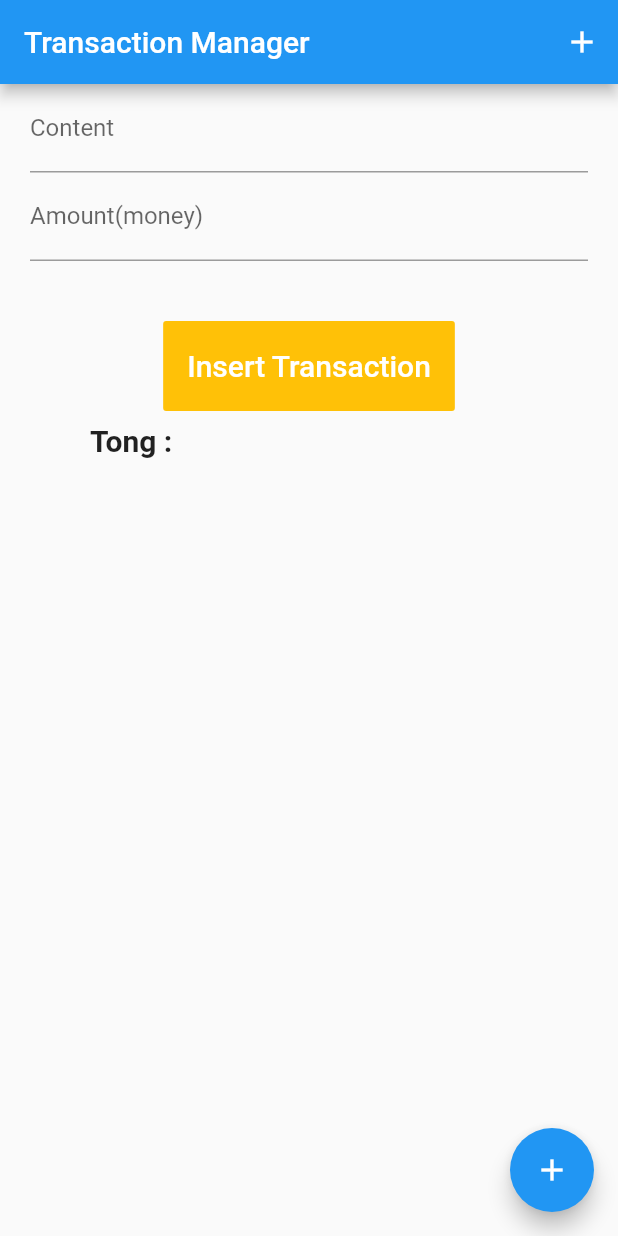
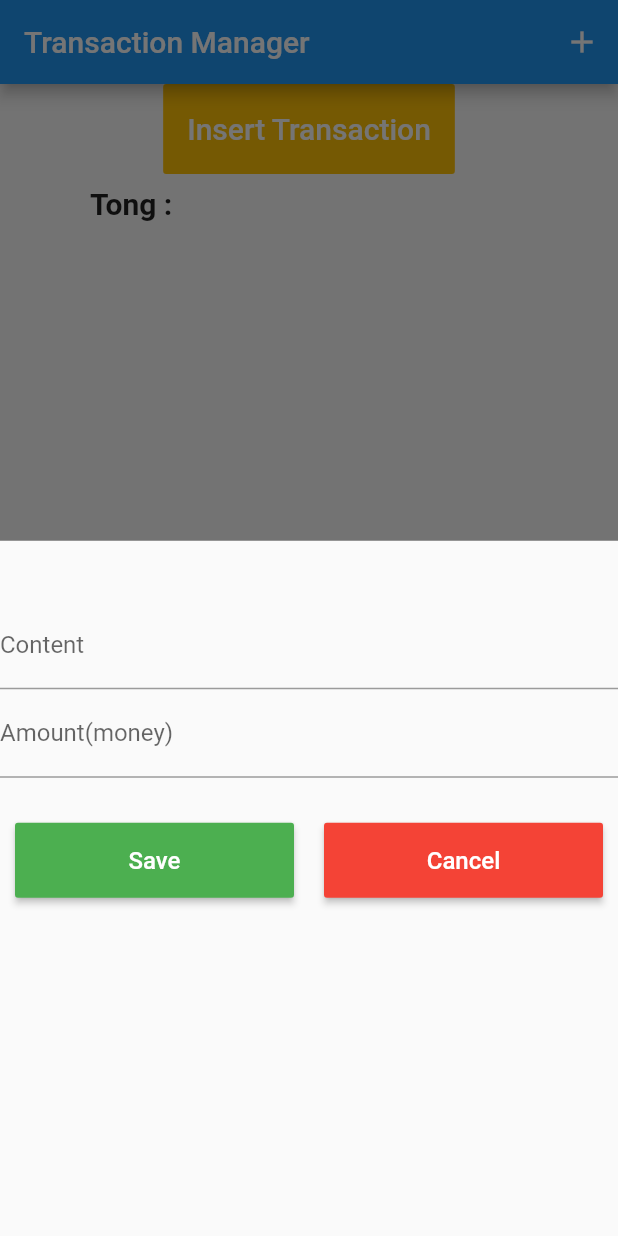
Before and after one commit to khachvip1509/myapp2, a Flutter app: the screen it shows after launch, after a tap on "Insert Transaction", on a phone screen of 412 x 824 dp. Run offline on Flutter 3.47's test engine with Material 2 defaults, Android fonts, the phone set to English and light mode, and no system bars; missing offline and left inert: dart:ffi.

Commit message:
https://www.youtube.com/watch?v=Eb6f7hppYHg&list=PLWBrqglnjNl3DzS2RHds5KlanGqQ1uLNQ&index=16

```diff
--- a/lib/main.dart
+++ b/lib/main.dart
@@ -3,7 +3,8 @@ import 'package:flutter/material.dart';
 import 'myapp.dart';
 
 void main() {
-  runApp(
-    MyApp()
-  );
+  runApp(MaterialApp(
+    title: "Transaction App",
+    home: MyApp(),
+  ));
 }
--- a/lib/myapp.dart
+++ b/lib/myapp.dart
@@ -60,35 +60,13 @@ void _insertTransaction(){
     _contentController.text = '';
     _amountController.text = '';
 }
-//mainAxisAlignment: MainAxisAlignment.center,
-  @override
-  Widget build(BuildContext context) {
-    return MaterialApp(
-      title: 'Ken This is StateFulWidget123',
-      home: Scaffold(
-        appBar:AppBar(
-          title: const Text("Transaction Manager"),
-          actions: [
-            IconButton(onPressed: (){
-              setState(() {
-                this._insertTransaction();
-              });
-             }, icon: Icon(Icons.add)
-            )],
-      ),
-        floatingActionButton: FloatingActionButton(onPressed: () {
-          setState(() {
-            this._insertTransaction();
-          });
-        },
-          tooltip: "Add transaction",
-          child: Icon(Icons.add),
-        ),
-        key: _scaffoldKey,
-        body: SafeArea(
-          minimum: const EdgeInsets.only(left: 20, right: 20),
-          child: SingleChildScrollView(
-            child: Column(children: [
+
+void _onButtonShowModalSheet(){
+    showModalBottomSheet(context: this.context,
+        builder: (context){
+          return Column(
+            children: [
+              Padding(padding: const EdgeInsets.symmetric(vertical: 20)),
               TextField(
                 decoration: InputDecoration(
                   labelText: "Content",
@@ -109,15 +87,62 @@ void _insertTransaction(){
                   });
                 },
               ),
-              Padding(padding: const EdgeInsets.symmetric(vertical: 20)),
+              Container(
+                padding: EdgeInsets.only(left: 10,right: 10, top: 30,bottom: 20),
+                child:  Row(
+                mainAxisAlignment: MainAxisAlignment.spaceAround,
+                children: [
+                  Expanded(
+                    child: SizedBox(child: RaisedButton(onPressed: (){
+                      print("Press Save");
+                      setState(() {
+                        this._insertTransaction();
+                      });
+                    },child: Text('Save',style: TextStyle(fontSize: 16,color: Colors.white),),
+                      color: Colors.green,
+                    ), height: 50,),),
+                  Padding(padding: EdgeInsets.all(10)),
+                  Expanded(child: SizedBox(child: RaisedButton(color: Colors.red,onPressed: (){
+                    print("Press cancel");
+                  },child: Text('Cancel',style: TextStyle(fontSize: 16,color: Colors.white)),),height: 50,)
+                    ,)
+
+                ],
+              ),)
+
+            ],
+          );
+        });
+}
+
+//mainAxisAlignment: MainAxisAlignment.center,
+  @override
+  Widget build(BuildContext context) {
+    return Scaffold(
+      appBar:AppBar(
+        title: const Text("Transaction Manager"),
+        actions: [
+          IconButton(onPressed: (){
+            this._onButtonShowModalSheet();
+          }, icon: Icon(Icons.add)
+          )],
+      ),
+      floatingActionButton: FloatingActionButton(onPressed: () {
+        this._onButtonShowModalSheet();
+      },
+        tooltip: "Add transaction",
+        child: Icon(Icons.add),
+      ),
+      key: _scaffoldKey,
+      body: SafeArea(
+          minimum: const EdgeInsets.only(left: 20, right: 20),
+          child: SingleChildScrollView(
+            child: Column(children: [
               ButtonTheme(
                 height: 60,
                 child: FlatButton(
                   onPressed: () {
-                    setState(() {
-                      this._insertTransaction();
-                    });
-
+                    this._onButtonShowModalSheet();
                   },
                   child: Text(
                     'Insert Transaction',
@@ -137,7 +162,6 @@ void _insertTransaction(){
               TransactionList(transactionss:_transactions)
             ]),
           )
-        ),
       ),
     );
   }
```
